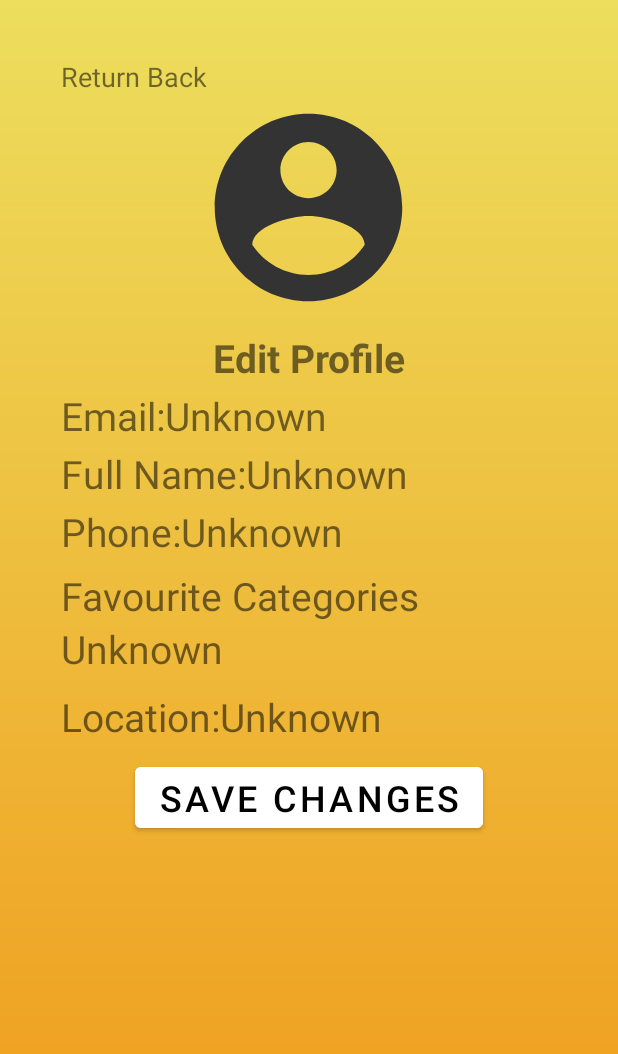
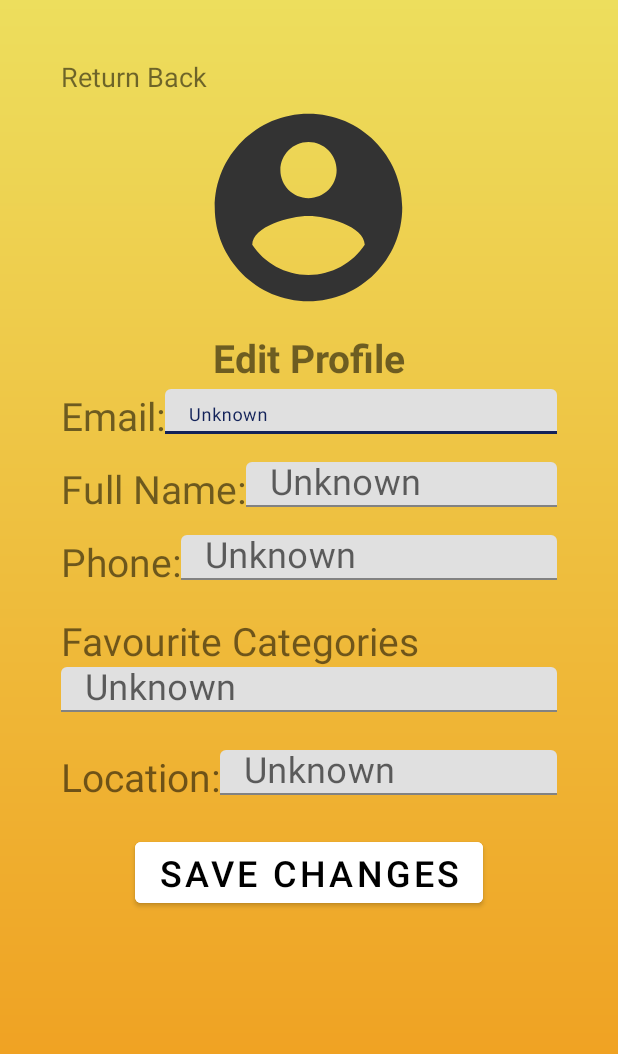
Before and after one commit to rasul-isk/ProX, an Android app: the fragment Profile_edit shown on its own in the app's theme, after a tap on "SAVE CHANGES", on a phone screen of 412 x 824 dp. Shown: the top 1054 px of the screen. Run offline under Robolectric (Android 15) with nearby library versions, the phone set to English and light mode, and no system bars; our stand-ins replace CircleImageView; libraries missing offline, so code that uses them is left out: com.github.dhaval2404.imagepicker, com.vishnusivadas.advanced_httpurlconnection; 2 statements that could not run were skipped.

Commit message:
Finished Profile Section

```diff
--- a/app/build.gradle
+++ b/app/build.gradle
@@ -46,4 +46,6 @@ dependencies {
     implementation 'com.android.volley:volley:1.2.1'
     implementation 'com.github.dhaval2404:imagepicker:2.1'
     implementation 'de.hdodenhof:circleimageview:3.1.0'
+    implementation 'org.apache.commons:commons-io:1.3.2'
+    implementation 'commons-io:commons-io:2.4'
 }
--- a/app/src/main/AndroidManifest.xml
+++ b/app/src/main/AndroidManifest.xml
@@ -4,6 +4,7 @@
 
     <uses-permission android:name="android.permission.INTERNET" />
     <uses-permission android:name="android.permission.WRITE_EXTERNAL_STORAGE" />
+    <uses-permission android:name="android.permission.READ_EXTERNAL_STORAGE" />
 
     <application
         android:allowBackup="true"
--- a/app/src/main/java/com/example/prox/MainActivity.java
+++ b/app/src/main/java/com/example/prox/MainActivity.java
@@ -1,24 +1,42 @@
 package com.example.prox;
 
+import android.Manifest;
+import android.annotation.SuppressLint;
 import android.content.Context;
 import android.content.Intent;
 import android.content.SharedPreferences;
+import android.database.Cursor;
+import android.graphics.BitmapFactory;
 import android.net.Uri;
 import android.os.Bundle;
-import android.widget.ImageButton;
-import android.widget.ImageView;
+
+import org.apache.commons.io.FileUtils;
+
+import android.os.Environment;
+import android.provider.MediaStore;
+import android.provider.OpenableColumns;
+import android.renderscript.ScriptGroup;
 import android.widget.Toast;
 
-import com.example.prox.databinding.ActivityMainBinding;
-import com.google.android.material.bottomnavigation.BottomNavigationView;
-
 import androidx.appcompat.app.AppCompatActivity;
+import androidx.core.app.ActivityCompat;
 import androidx.navigation.NavController;
 import androidx.navigation.Navigation;
 import androidx.navigation.ui.AppBarConfiguration;
 import androidx.navigation.ui.NavigationUI;
 
+import com.example.prox.databinding.ActivityMainBinding;
+import com.google.android.material.bottomnavigation.BottomNavigationView;
+
+import java.io.File;
+import java.io.FileNotFoundException;
+import java.io.FileOutputStream;
+import java.io.IOException;
+import java.io.InputStream;
+
 import de.hdodenhof.circleimageview.CircleImageView;
+
+import org.apache.commons.io.FileUtils;
 
 public class MainActivity extends AppCompatActivity {
 
@@ -27,13 +45,10 @@ public class MainActivity extends AppCompatActivity {
     @Override
     protected void onCreate(Bundle savedInstanceState) {
         super.onCreate(savedInstanceState);
-
         binding = ActivityMainBinding.inflate(getLayoutInflater());
         setContentView(binding.getRoot());
 
         BottomNavigationView navView = findViewById(R.id.nav_view);
-        // Passing each menu ID as a set of Ids because each
-        // menu should be considered as top level destinations.
         AppBarConfiguration appBarConfiguration = new AppBarConfiguration.Builder(
                 R.id.navigation_home, R.id.navigation_map, R.id.navigation_profile)
                 .build();
@@ -45,15 +60,36 @@ public class MainActivity extends AppCompatActivity {
     protected void onActivityResult(int requestCode, int resultCode, Intent data) {
         super.onActivityResult(requestCode, resultCode, data);
 
-        Uri uri = data.getData();
-        CircleImageView imageButton = findViewById(R.id.profile_edited_photo);
-        imageButton.setImageURI(uri);
-        Toast.makeText(this, "here", Toast.LENGTH_SHORT).show();
+        if (resultCode == this.RESULT_OK) {
+            Uri uri = data.getData();
+            String[] result = uri.toString().split("/");
+            String name = result[result.length - 1];
 
-    }
+            SharedPreferences sp;
+            sp = getSharedPreferences("user_details", Context.MODE_PRIVATE);
 
-    @Override
-    protected void onSaveInstanceState(Bundle outState) {
-        super.onSaveInstanceState(outState);
+            SharedPreferences.Editor editor = sp.edit();
+
+            editor.putString("profile_img", name);
+            editor.commit();
+
+            CircleImageView profile_edited_photo;
+            profile_edited_photo = findViewById(R.id.profile_edited_photo);
+            profile_edited_photo.setImageURI(uri);
+
+   /*         InputStream stream = null;
+
+            try {
+
+                assert uri !=null;
+                stream = getContentResolver().openInputStream(uri);
+            } catch (FileNotFoundException e) {
+                e.printStackTrace();
+            }
+
+            BitmapFactory.decodeStream(stream);*/
+
+
+        }
     }
 }
--- a/app/src/main/java/com/example/prox/Profile.java
+++ b/app/src/main/java/com/example/prox/Profile.java
@@ -1,16 +1,23 @@
 package com.example.prox;
 
+import android.Manifest;
 import android.content.Context;
 import android.content.SharedPreferences;
+import android.graphics.Bitmap;
+import android.graphics.BitmapFactory;
 import android.os.Bundle;
+import android.os.Environment;
 import android.view.LayoutInflater;
 import android.view.View;
 import android.view.ViewGroup;
 import android.widget.Button;
+import android.widget.ImageButton;
+import android.widget.ImageView;
 import android.widget.TextView;
 import android.widget.Toast;
 
 import androidx.annotation.NonNull;
+import androidx.core.app.ActivityCompat;
 import androidx.fragment.app.Fragment;
 import androidx.fragment.app.FragmentManager;
 import androidx.fragment.app.FragmentTransaction;
@@ -20,12 +27,17 @@ import com.example.prox.R;
 import com.example.prox.Signup;
 import com.vishnusivadas.advanced_httpurlconnection.PutData;
 
+import java.io.File;
+
+import de.hdodenhof.circleimageview.CircleImageView;
+
 public class Profile extends Fragment {
 
     String username, password;
     SharedPreferences sp;
     Button signout;
     TextView full_name, email, feedback, rate, favourite, location, phone, edit_profile;
+    CircleImageView profile_photo;
 
     public View onCreateView(@NonNull LayoutInflater inflater,
                              ViewGroup container, Bundle savedInstanceState) {
@@ -45,6 +57,7 @@ public class Profile extends Fragment {
         location = view.findViewById(R.id.location);
         phone = view.findViewById(R.id.phone);
         edit_profile = view.findViewById(R.id.edit_profile);
+        profile_photo = view.findViewById(R.id.profile_image);
 
         if (username != "" && password != "") {
             String[] field = new String[1];
@@ -78,6 +91,18 @@ public class Profile extends Fragment {
                         location.setText(result[5]);
                     } else {
                         location.setText("Unknown");
+                    }
+
+                    if (!result[8].equals("")) {
+                        String path = Environment.getExternalStoragePublicDirectory(Environment.DIRECTORY_DOWNLOADS) + "/" + result[8].substring(0, result[8].length() - 1);
+                        ;
+                        File imgFile = new File(path);
+
+                        if (imgFile.exists()) {
+                            Bitmap myBitmap = BitmapFactory.decodeFile(imgFile.getAbsolutePath());
+                            profile_photo.setImageBitmap(myBitmap);
+                        }
+                        ;
                     }
 
                     feedback.setText(result[9]);
--- a/app/src/main/java/com/example/prox/Profile_edit.java
+++ b/app/src/main/java/com/example/prox/Profile_edit.java
@@ -6,32 +6,37 @@ import android.content.Intent;
 import android.content.SharedPreferences;
 import android.graphics.Bitmap;
 import android.os.Bundle;
+import android.os.Environment;
+import android.provider.ContactsContract;
+import android.view.LayoutInflater;
+import android.view.View;
+import android.view.ViewGroup;
+import android.widget.Button;
+import android.widget.EditText;
+import android.widget.ImageView;
+import android.widget.TextView;
+import android.widget.Toast;
 
 import androidx.annotation.NonNull;
 import androidx.fragment.app.Fragment;
 import androidx.fragment.app.FragmentManager;
 import androidx.fragment.app.FragmentTransaction;
 
-import android.view.LayoutInflater;
-import android.view.View;
-import android.view.ViewGroup;
-import android.widget.Button;
-import android.widget.EditText;
-import android.widget.ImageButton;
-import android.widget.ImageView;
-import android.widget.TextView;
-import android.widget.Toast;
+import com.github.dhaval2404.imagepicker.ImagePicker;
+import com.google.android.material.textfield.TextInputEditText;
+import com.google.android.material.textfield.TextInputLayout;
+import com.vishnusivadas.advanced_httpurlconnection.PutData;
 
-import com.github.dhaval2404.imagepicker.ImagePicker;
-import com.vishnusivadas.advanced_httpurlconnection.PutData;
+import de.hdodenhof.circleimageview.CircleImageView;
 
 public class Profile_edit extends Fragment {
     SharedPreferences sp;
     TextView return_back;
     Button save_changes;
     String username, password;
-    TextView full_name, email, favourite, location, phone, edit_profile;
-
+    TextInputLayout full_name, email, favourite, location, phone;
+    TextInputEditText full_name_input, email_input, favourite_input, location_input, phone_input;
+    CircleImageView profile_edited_photo;
 
     ImageView imageButton;
 
@@ -48,13 +53,21 @@ public class Profile_edit extends Fragment {
         username = sp.getString("username", "");
         password = sp.getString("password", "");
 
-        full_name = view.findViewById(R.id.full_name);
-        email = view.findViewById(R.id.email);
-        favourite = view.findViewById(R.id.favourite_categories);
-        location = view.findViewById(R.id.location);
-        phone = view.findViewById(R.id.phone);
+        full_name = view.findViewById(R.id.full_name_text_e);
+        email = view.findViewById(R.id.email_text_e);
+        favourite = view.findViewById(R.id.favourite_text_e);
+        location = view.findViewById(R.id.location_text_e);
+        phone = view.findViewById(R.id.phone_text_e);
         save_changes = view.findViewById(R.id.save_changes);
         imageButton = view.findViewById(R.id.profile_edited_photo);
+        profile_edited_photo = view.findViewById(R.id.profile_edited_photo);
+
+        full_name_input = view.findViewById(R.id.full_name_e);
+        email_input = view.findViewById(R.id.email_capture_e);
+        favourite_input = view.findViewById(R.id.favourite_categories_e);
+        location_input = view.findViewById(R.id.location_e);
+        phone_input = view.findViewById(R.id.phone_e);
+
 
         if (username != "" && password != "") {
             String[] field = new String[1];
@@ -69,26 +82,32 @@ public class Profile_edit extends Fragment {
                 if (putData.onComplete()) {
                     String[] result = putData.getResult().split(",");
 
-                    email.setText(result[1]);
-                    full_name.setText(result[2]);
+                    email.setHint(result[1]);
+                    full_name.setHint(result[2]);
 
                     if (!result[3].equals("0")) {
-                        phone.setText(result[3]);
+                        phone.setHint(result[3]);
                     } else {
-                        phone.setText("Unknown");
+                        phone.setHint("Unknown");
                     }
 
                     if (!result[4].equals("")) {
-                        favourite.setText(result[4]);
+                        favourite.setHint(result[4]);
                     } else {
-                        favourite.setText("Unknown");
+                        favourite.setHint("Unknown");
                     }
 
                     if (!result[5].equals("")) {
-                        location.setText(result[5]);
+                        location.setHint(result[5]);
                     } else {
-                        location.setText("Unknown");
+                        location.setHint("Unknown");
                     }
+
+                    full_name_input.setText(full_name.getHint());
+                    email_input.setText(email.getHint());
+                    favourite_input.setText(favourite.getHint());
+                    location_input.setText(location.getHint());
+                    phone_input.setText(phone.getHint());
 
                 } else {
                     Toast.makeText(getActivity(), putData.getResult(), Toast.LENGTH_SHORT).show();
@@ -102,21 +121,56 @@ public class Profile_edit extends Fragment {
         save_changes.setOnClickListener(new View.OnClickListener() {
             @Override
             public void onClick(View view) {
+                String[] field = new String[7];
+                field[0] = "fullname";
+                field[1] = "username";
+                field[2] = "favCateg";
+                field[3] = "email";
+                field[4] = "phone";
+                field[5] = "location";
+                field[6] = "profile_img";
+                //Creating array for data
+                String[] data = new String[7];
+                data[0] = full_name_input.getText().toString();
+                data[1] = username;
+                data[2] = favourite_input.getText().toString();
+                data[3] = email_input.getText().toString();
+                data[4] = phone_input.getText().toString();
+                data[5] = location_input.getText().toString();
+                data[6] = sp.getString("profile_img", "");
 
-                SharedPreferences.Editor editor = sp.edit();
 
-                editor.putString("username", "");
-                editor.putString("password", "");
-                editor.commit();
+                PutData putData = new PutData("http://172.16.23.134/LoginRegister/update_profile.php", "POST", field, data);
+                if (putData.startPut()) {
+                    if (putData.onComplete()) {
+                        String result = putData.getResult();
+                        if (result.equals("Edited Successfully")) {
+                            Toast.makeText(getActivity(), result, Toast.LENGTH_SHORT).show();
 
-                Login newFragment = new Login();
+                            SharedPreferences.Editor editor = sp.edit();
+                            editor.putString("profile_img", "");
+                            editor.commit();
+                        } else {
+                            Toast.makeText(getActivity(), result, Toast.LENGTH_SHORT).show();
+                        }
+                    }
+                }
+                Profile newFragment = new Profile();
                 ReplaceFragment(newFragment);
+
             }
         });
 
         return_back.setOnClickListener(new View.OnClickListener() {
             @Override
             public void onClick(View view) {
+                sp = getActivity().getSharedPreferences("user_details", Context.MODE_PRIVATE);
+
+                SharedPreferences.Editor editor = sp.edit();
+
+                editor.putString("profile_img", "");
+                editor.commit();
+
                 Profile newFragment = new Profile();
                 ReplaceFragment(newFragment);
             }
@@ -129,14 +183,13 @@ public class Profile_edit extends Fragment {
                         .cropSquare()
                         .compress(1024)
                         .maxResultSize(320, 320)
+                        .saveDir(Environment.getExternalStoragePublicDirectory(Environment.DIRECTORY_DOWNLOADS))
                         .start();
-
             }
         });
 
         return view;
     }
-
 
     protected void ReplaceFragment(Fragment fragment)
     {
--- a/app/src/main/java/com/example/prox/Signup.java
+++ b/app/src/main/java/com/example/prox/Signup.java
@@ -106,8 +106,9 @@ public class Signup extends Fragment {
                                     String result = putData.getResult();
                                     if (result.equals("Sign Up Success")) {
                                         Toast.makeText(getActivity(), result, Toast.LENGTH_SHORT).show();
-                                        Intent intent = new Intent(getActivity(), Login.class);
-                                        startActivity(intent);
+
+                                        Login newFragment = new Login();
+                                        ReplaceFragment(newFragment);
                                     } else {
                                         Toast.makeText(getActivity(), result, Toast.LENGTH_SHORT).show();
                                     }
@@ -124,4 +125,12 @@ public class Signup extends Fragment {
 
         return view;
     }
+
+    protected void ReplaceFragment(Fragment fragment) {
+        FragmentManager fragmentManager = getActivity().getSupportFragmentManager();
+        FragmentTransaction fragmentTransaction = fragmentManager.beginTransaction();
+        fragmentTransaction.setCustomAnimations(android.R.anim.slide_in_left, android.R.anim.slide_out_right);
+        fragmentTransaction.replace(R.id.main_fragment_container, fragment, null);
+        fragmentTransaction.commit();
+    }
 }
--- a/app/src/main/res/layout/profile_edit.xml
+++ b/app/src/main/res/layout/profile_edit.xml
@@ -50,79 +50,100 @@
             android:layout_marginTop="7dp" />
 
         <LinearLayout
-            android:layout_width="wrap_content"
+            android:layout_width="match_parent"
             android:layout_height="wrap_content"
             android:layout_marginTop="3dp"
             android:orientation="horizontal">
 
             <TextView
-                android:id="@+id/email_text"
                 android:layout_width="wrap_content"
                 android:layout_height="wrap_content"
                 android:layout_gravity="left"
                 android:text="@string/email_text"
                 android:textSize="26sp" />
 
-            <TextView
-                android:id="@+id/email"
-                android:layout_width="wrap_content"
-                android:layout_height="wrap_content"
-                android:layout_gravity="left"
-                android:text="@string/unknown"
-                android:textSize="26sp" />
+
+            <com.google.android.material.textfield.TextInputLayout
+                android:id="@+id/email_text_e"
+                android:layout_width="match_parent"
+                android:layout_height="30dp"
+                android:layout_marginBottom="15dp"
+                android:hint="@string/unknown"
+                app:endIconMode="clear_text">
+
+                <com.google.android.material.textfield.TextInputEditText
+                    android:id="@+id/email_capture_e"
+                    android:layout_width="match_parent"
+                    android:layout_height="wrap_content"
+                    tools:targetApi="jelly_bean" />
+            </com.google.android.material.textfield.TextInputLayout>
+
 
         </LinearLayout>
 
         <LinearLayout
-            android:layout_width="wrap_content"
+            android:layout_width="match_parent"
             android:layout_height="wrap_content"
             android:layout_marginTop="3dp"
             android:orientation="horizontal">
 
             <TextView
-                android:id="@+id/full_name_text"
                 android:layout_width="wrap_content"
                 android:layout_height="wrap_content"
                 android:layout_gravity="left"
                 android:text="@string/full_name_text"
                 android:textSize="26sp" />
 
-            <TextView
-                android:id="@+id/full_name"
-                android:layout_width="wrap_content"
-                android:layout_height="wrap_content"
-                android:layout_gravity="left"
-                android:text="@string/unknown"
-                android:textSize="26sp" />
+            <com.google.android.material.textfield.TextInputLayout
+                android:id="@+id/full_name_text_e"
+                android:layout_width="match_parent"
+                android:layout_height="30dp"
+                android:layout_marginBottom="15dp"
+                android:hint="@string/unknown"
+                app:endIconMode="clear_text">
+
+                <com.google.android.material.textfield.TextInputEditText
+                    android:id="@+id/full_name_e"
+                    android:layout_width="match_parent"
+                    android:layout_height="wrap_content"
+                    tools:targetApi="jelly_bean" />
+            </com.google.android.material.textfield.TextInputLayout>
+
 
         </LinearLayout>
 
         <LinearLayout
-            android:layout_width="wrap_content"
+            android:layout_width="match_parent"
             android:layout_height="wrap_content"
             android:layout_marginTop="3dp"
             android:orientation="horizontal">
 
             <TextView
-                android:id="@+id/phone_text"
                 android:layout_width="wrap_content"
                 android:layout_height="wrap_content"
                 android:layout_gravity="left"
                 android:text="@string/phone"
                 android:textSize="26sp" />
 
-            <TextView
-                android:id="@+id/phone"
-                android:layout_width="wrap_content"
-                android:layout_height="wrap_content"
-                android:layout_gravity="left"
-                android:text="@string/unknown"
-                android:textSize="26sp" />
+            <com.google.android.material.textfield.TextInputLayout
+                android:id="@+id/phone_text_e"
+                android:layout_width="match_parent"
+                android:layout_height="30dp"
+                android:layout_marginBottom="15dp"
+                android:hint="@string/unknown"
+                app:endIconMode="clear_text">
+
+                <com.google.android.material.textfield.TextInputEditText
+                    android:id="@+id/phone_e"
+                    android:layout_width="match_parent"
+                    android:layout_height="wrap_content"
+                    tools:targetApi="jelly_bean" />
+            </com.google.android.material.textfield.TextInputLayout>
+
 
         </LinearLayout>
 
         <TextView
-            android:id="@+id/favourite_text"
             android:layout_width="wrap_content"
             android:layout_height="wrap_content"
             android:layout_gravity="left"
@@ -130,36 +151,51 @@
             android:layout_marginTop="7dp"
             android:textSize="26sp" />
 
-        <TextView
-            android:id="@+id/favourite_categories"
-            android:layout_width="wrap_content"
-            android:layout_height="wrap_content"
-            android:layout_gravity="left"
-            android:text="@string/unknown"
-            android:textSize="26sp" />
+
+        <com.google.android.material.textfield.TextInputLayout
+            android:id="@+id/favourite_text_e"
+            android:layout_width="match_parent"
+            android:layout_height="30dp"
+            android:layout_marginBottom="15dp"
+            android:hint="@string/unknown"
+            app:endIconMode="clear_text">
+
+            <com.google.android.material.textfield.TextInputEditText
+                android:id="@+id/favourite_categories_e"
+                android:layout_width="match_parent"
+                android:layout_height="wrap_content"
+                tools:targetApi="jelly_bean" />
+        </com.google.android.material.textfield.TextInputLayout>
 
 
         <LinearLayout
-            android:layout_width="wrap_content"
+            android:layout_width="match_parent"
             android:layout_height="wrap_content"
             android:layout_marginTop="10dp"
             android:orientation="horizontal">
 
             <TextView
-                android:id="@+id/location_text"
                 android:layout_width="wrap_content"
                 android:layout_height="wrap_content"
                 android:layout_gravity="left"
                 android:text="@string/living_location"
                 android:textSize="26sp" />
 
-            <TextView
-                android:id="@+id/location"
-                android:layout_width="wrap_content"
-                android:layout_height="wrap_content"
-                android:layout_gravity="left"
-                android:text="@string/unknown"
-                android:textSize="26sp" />
+            <com.google.android.material.textfield.TextInputLayout
+                android:id="@+id/location_text_e"
+                android:layout_width="match_parent"
+                android:layout_height="30dp"
+                android:layout_marginBottom="15dp"
+                android:hint="@string/unknown"
+                app:endIconMode="clear_text">
+
+                <com.google.android.material.textfield.TextInputEditText
+                    android:id="@+id/location_e"
+                    android:layout_width="match_parent"
+                    android:layout_height="wrap_content"
+                    tools:targetApi="jelly_bean" />
+            </com.google.android.material.textfield.TextInputLayout>
+
 
         </LinearLayout>
 
```
